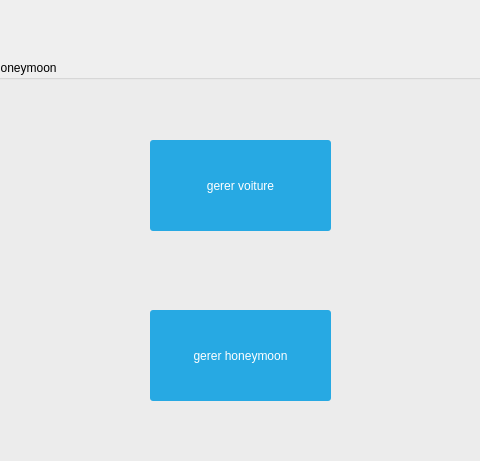
The window that mainwindow.ui (melek007/smart_wedding_2a09) describes before a commit, drawn with Qt 5; both pictures show x 160 to 640 and y 0 to 461 of the 800 by 600 pixel window.
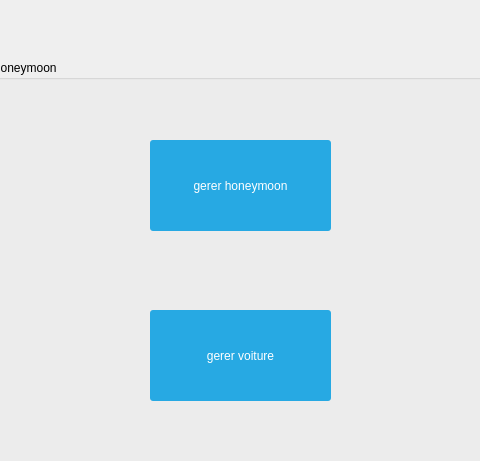
The same window after the commit. Icons and pictures are not drawn.

```diff
--- a/mainwindow.ui
+++ b/mainwindow.ui
@@ -2619,7 +2619,7 @@
 }</string>
      </property>
      <property name="text">
-      <string>gerer voiture</string>
+      <string>gerer honeymoon</string>
      </property>
     </widget>
     <widget class="QPushButton" name="pushButton_2">
@@ -2641,7 +2641,7 @@
 }</string>
      </property>
      <property name="text">
-      <string>gerer honeymoon</string>
+      <string>gerer voiture</string>
      </property>
     </widget>
    </widget>
```
